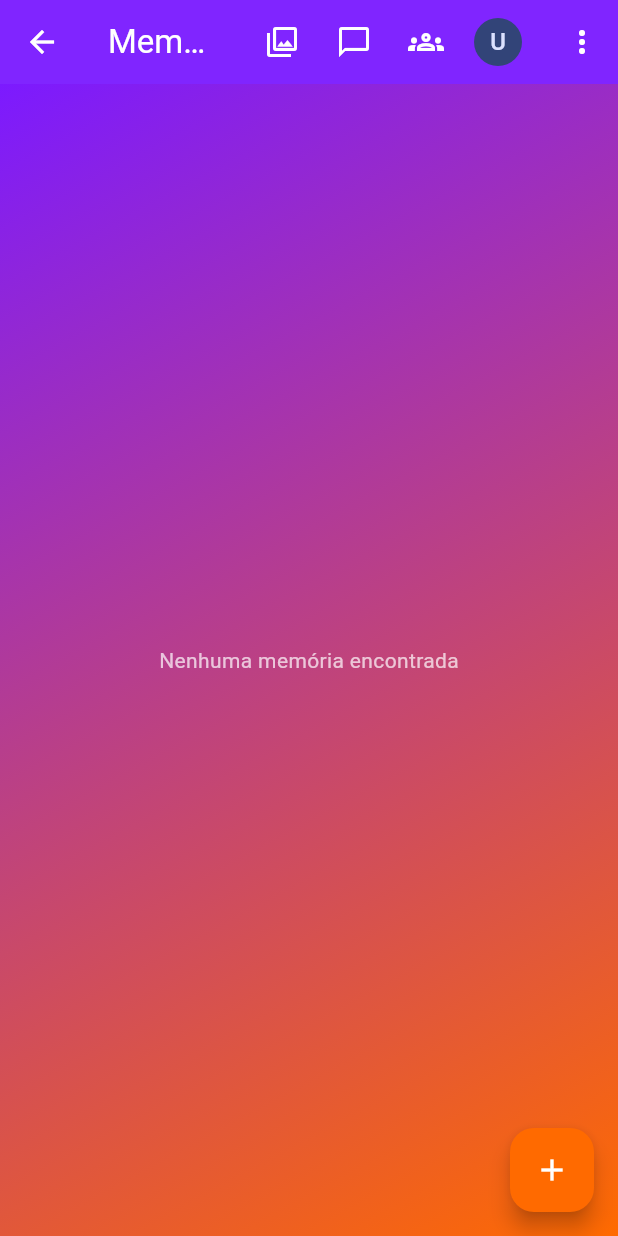
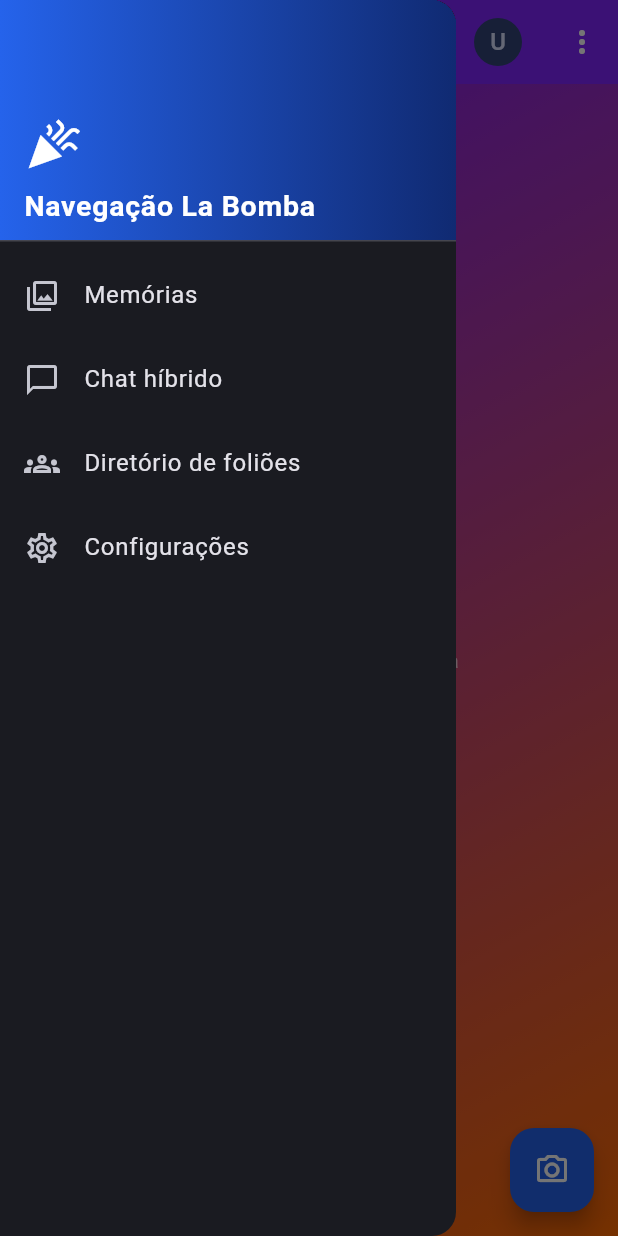
Before and after one commit to COSTAIVXX/LaBomba_app, a Flutter app: the MemoriesListPage screen opened by its route, with the side drawer open (before the commit the screen has no drawer), on a phone screen of 412 x 824 dp. Run offline on Flutter 3.47's test engine with Material 3 defaults, Android fonts, the phone set to English and light mode, and no system bars; our stand-ins replace cached_network_image, cloud_firestore, firebase_analytics, firebase_auth, firebase_core, firebase_crashlytics and 5 more; missing offline and left inert: cpf_cnpj_validator, dart:html; accounts and stored records are empty; network calls fail.

Commit message:
feat(navigation): restructure top/side navigation bar and implement central camera quick-action button
Add a branded drawer for primary destinations and promote camera-based memory creation from the feed.

Co-authored-by: Copilot <223556219+Copilot@users.noreply.github.com>

```diff
--- a/lib/features/memories/views/memories_list_page.dart
+++ b/lib/features/memories/views/memories_list_page.dart
@@ -4,6 +4,7 @@ import 'package:flutter/material.dart';
 import 'package:provider/provider.dart';
 import 'package:cached_network_image/cached_network_image.dart';
 import 'package:labomba_app/theme/app_theme.dart';
+import 'package:labomba_app/widgets/main_navigation_drawer.dart';
 import 'package:labomba_app/features/memories/providers/memory_provider.dart';
 import 'package:labomba_app/widgets/user_appbar_actions.dart';
 import 'package:labomba_app/features/memories/widgets/memory_social_panel.dart';
@@ -23,7 +24,15 @@ class MemoriesListPage extends StatelessWidget {
     final provider = context.watch<MemoryProvider>();
 
     return Scaffold(
+      drawer: const MainNavigationDrawer(),
       appBar: AppBar(
+        leading: Builder(
+          builder: (context) => IconButton(
+            tooltip: 'Abrir navegação',
+            icon: const Icon(Icons.menu),
+            onPressed: () => Scaffold.of(context).openDrawer(),
+          ),
+        ),
         title: const Text('Memórias'),
         backgroundColor: _bgGradientStart,
         elevation: 2,
@@ -144,8 +153,9 @@ class MemoriesListPage extends StatelessWidget {
         }),
       ),
       floatingActionButton: FloatingActionButton(
-        backgroundColor: _bgGradientEnd,
-        child: const Icon(Icons.add, color: Colors.white),
+        backgroundColor: AppTheme.primary,
+        tooltip: 'Criar nova memória',
+        child: const Icon(Icons.camera_alt_outlined, color: Colors.white),
         onPressed: () {
           Navigator.of(context).push(MaterialPageRoute(builder: (_) => const MemoryEditorPage()));
         },
--- a/lib/views/landing_page.dart
+++ b/lib/views/landing_page.dart
@@ -10,6 +10,7 @@ import 'sections/gallery_section.dart';
 import 'sections/rules_section.dart';
 import 'sections/footer_section.dart';
 import 'package:labomba_app/widgets/user_appbar_actions.dart';
+import 'package:labomba_app/widgets/main_navigation_drawer.dart';
 
 class LandingPage extends StatefulWidget {
   const LandingPage({super.key});
@@ -36,8 +37,16 @@ class _LandingPageState extends State<LandingPage> {
         final contentMaxWidth = isCompact ? 560.0 : 850.0;
 
         return Scaffold(
+          drawer: const MainNavigationDrawer(),
           extendBodyBehindAppBar: true,
           appBar: AppBar(
+            leading: Builder(
+              builder: (context) => IconButton(
+                tooltip: 'Abrir navegação',
+                icon: const Icon(Icons.menu),
+                onPressed: () => Scaffold.of(context).openDrawer(),
+              ),
+            ),
             title: Text(
               'LABOMBA 2027',
               style: labombaTextStyle(
--- /dev/null
+++ b/lib/widgets/main_navigation_drawer.dart
@@ -0,0 +1,85 @@
+import 'package:flutter/material.dart';
+
+class MainNavigationDrawer extends StatelessWidget {
+  const MainNavigationDrawer({super.key});
+
+  @override
+  Widget build(BuildContext context) {
+    return Drawer(
+      child: SafeArea(
+        child: ListView(
+          padding: EdgeInsets.zero,
+          children: [
+            DrawerHeader(
+              decoration: const BoxDecoration(
+                gradient: LinearGradient(
+                  colors: [Color(0xFF2563EB), Color(0xFF102A72)],
+                ),
+              ),
+              child: Column(
+                crossAxisAlignment: CrossAxisAlignment.start,
+                mainAxisAlignment: MainAxisAlignment.end,
+                children: const [
+                  Icon(Icons.celebration, color: Colors.white, size: 38),
+                  SizedBox(height: 8),
+                  Text(
+                    'Navegação La Bomba',
+                    style: TextStyle(
+                      color: Colors.white,
+                      fontSize: 19,
+                      fontWeight: FontWeight.bold,
+                    ),
+                  ),
+                ],
+              ),
+            ),
+            _NavigationItem(
+              icon: Icons.photo_library_outlined,
+              label: 'Memórias',
+              route: '/memories',
+            ),
+            _NavigationItem(
+              icon: Icons.chat_bubble_outline,
+              label: 'Chat híbrido',
+              route: '/chat',
+            ),
+            _NavigationItem(
+              icon: Icons.groups_outlined,
+              label: 'Diretório de foliões',
+              route: '/foliaos',
+            ),
+            _NavigationItem(
+              icon: Icons.settings_outlined,
+              label: 'Configurações',
+              route: '/settings',
+            ),
+          ],
+        ),
+      ),
+    );
+  }
+}
+
+class _NavigationItem extends StatelessWidget {
+  final IconData icon;
+  final String label;
+  final String route;
+
+  const _NavigationItem({
+    required this.icon,
+    required this.label,
+    required this.route,
+  });
+
+  @override
+  Widget build(BuildContext context) {
+    return ListTile(
+      leading: Icon(icon),
+      title: Text(label),
+      onTap: () {
+        Navigator.pop(context);
+        Navigator.pushNamed(context, route);
+      },
+    );
+  }
+}
```
